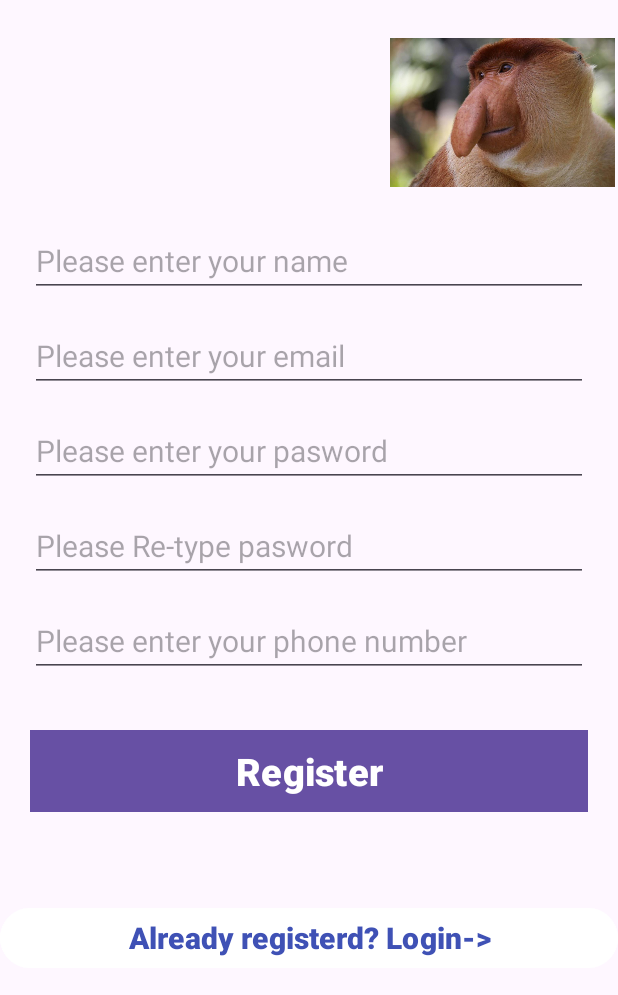
After one commit to omriMilgram/SchoolProjectApp, an Android app: the fragment RegisterFragment placed in its activity, on a phone screen of 412 x 824 dp. The commit adds this screen. Shown: the top 995 px of the screen. Run offline under Robolectric (Android 15) with nearby library versions, the phone set to English and light mode, and no system bars.

Commit message:
הכל עובד נודר 3

```diff
--- a/app/src/main/AndroidManifest.xml
+++ b/app/src/main/AndroidManifest.xml
@@ -12,6 +12,9 @@
         android:supportsRtl="true"
         android:theme="@style/Theme.MyApplication"
         tools:targetApi="31">
+        <activity
+            android:name=".Login"
+            android:exported="false" />
         <activity
             android:name=".RegistrationScreen"
             android:exported="false" />
--- /dev/null
+++ b/app/src/main/java/com/example/myapplication/Login.java
@@ -0,0 +1,44 @@
+package com.example.myapplication;
+
+import android.os.Bundle;
+
+import androidx.activity.EdgeToEdge;
+import androidx.appcompat.app.AppCompatActivity;
+import androidx.core.graphics.Insets;
+import androidx.core.view.ViewCompat;
+import androidx.core.view.WindowInsetsCompat;
+
+public class Login extends AppCompatActivity {
+
+    @Override
+    protected void onCreate(Bundle savedInstanceState) {
+        super.onCreate(savedInstanceState);
+
+        // Enable edge-to-edge experience to utilize full screen
+        EdgeToEdge.enable(this);
+
+        // Set the layout for the activity
+        setContentView(R.layout.activity_login);
+
+        // Handle window insets (system bars like status and navigation bars)
+        ViewCompat.setOnApplyWindowInsetsListener(findViewById(R.id.main), (v, insets) -> {
+            // Get the insets for system bars (status bar, navigation bar)
+            Insets systemBars = insets.getInsets(WindowInsetsCompat.Type.systemBars());
+
+            // Apply padding to the view to avoid overlap with system bars
+            v.setPadding(systemBars.left, systemBars.top, systemBars.right, systemBars.bottom);
+
+            // Return the insets to allow further handling if necessary
+            return insets;
+        });
+
+        // Check if this is the first time the activity is created
+        if (savedInstanceState == null) {
+
+            // Begin a fragment transaction to replace the fragment container with the LoginFragment
+            getSupportFragmentManager().beginTransaction()
+                    .replace(R.id.fragment_container, new LoginFragment())  // Replace with LoginFragment
+                    .commit();  // Commit the transaction to apply changes
+        }
+    }
+}
--- /dev/null
+++ b/app/src/main/java/com/example/myapplication/LoginFragment.java
@@ -0,0 +1,88 @@
+package com.example.myapplication;
+
+import android.os.Bundle;
+import android.view.LayoutInflater;
+import android.view.View;
+import android.view.ViewGroup;
+import android.widget.Button;
+import android.widget.EditText;
+import android.widget.Toast;
+
+import androidx.fragment.app.Fragment;
+import androidx.fragment.app.FragmentTransaction;
+
+public class LoginFragment extends Fragment {
+
+    // UI elements for the login screen
+    EditText etEmailAddress;  // EditText for the user's email address
+    EditText etPassword;      // EditText for the user's password
+    Button button;            // Button to submit login
+    Button btToRegister;      // Button to navigate to the registration screen
+    Button btBackToMain;      // Button to go back to the main screen
+    HelperDB helperDB;        // Database helper to interact with the database
+
+    public LoginFragment() {
+        // Required empty constructor for the fragment
+    }
+
+    @Override
+    public View onCreateView(LayoutInflater inflater, ViewGroup container, Bundle savedInstanceState) {
+        // Inflate the layout for this fragment
+        View view = inflater.inflate(R.layout.fragment_login, container, false);
+
+        // Initialize the HelperDB object to interact with the database
+        helperDB = new HelperDB(getContext());
+
+        // Find the UI components in the fragment layout
+        etEmailAddress = view.findViewById(R.id.etEmailAddress);  // Link to the email input field
+        etPassword = view.findViewById(R.id.etPassword);          // Link to the password input field
+        button = view.findViewById(R.id.button);                  // Link to the login button
+        btToRegister = view.findViewById(R.id.btToRegister);      // Link to the register button
+        btBackToMain = view.findViewById(R.id.btBackToMain);      // Link to the back to main button
+
+        // Register button click listener - navigate to RegisterFragment
+        btToRegister.setOnClickListener(new View.OnClickListener() {
+            @Override
+            public void onClick(View v) {
+                // Replace current fragment with RegisterFragment
+                RegisterFragment registerFragment = new RegisterFragment();
+                FragmentTransaction transaction = getParentFragmentManager().beginTransaction();
+                transaction.replace(R.id.fragment_container, registerFragment);
+                transaction.addToBackStack(null); // Allows user to navigate back
+                transaction.commit();
+            }
+        });
+
+        // Login button click listener - verify user credentials
+        button.setOnClickListener(new View.OnClickListener() {
+            @Override
+            public void onClick(View v) {
+                String emailLogin = etEmailAddress.getText().toString();  // Get entered email
+                String passwordLogin = etPassword.getText().toString();  // Get entered password
+
+                // Fetch user details from the database based on email
+                UserDetails user = helperDB.getUserByEmail(emailLogin);
+
+                // Check if user exists and password matches
+                if (user != null && user.getUserPwd().equals(passwordLogin)) {
+                    // Successful login
+                    Toast.makeText(getActivity(), "Login successful", Toast.LENGTH_SHORT).show();
+                    // Add additional code to start another Fragment or Activity if needed
+                } else {
+                    // Invalid credentials
+                    Toast.makeText(getActivity(), "Invalid credentials", Toast.LENGTH_SHORT).show();
+                }
+            }
+        });
+
+        // Back to main button click listener - close current activity and return to MainActivity
+        btBackToMain.setOnClickListener(new View.OnClickListener() {
+            @Override
+            public void onClick(View v) {
+                requireActivity().finish();  // Close the current activity and return to the main screen
+            }
+        });
+
+        return view;  // Return the inflated view for this fragment
+    }
+}
--- /dev/null
+++ b/app/src/main/java/com/example/myapplication/RegisterFragment.java
@@ -0,0 +1,84 @@
+package com.example.myapplication;
+
+import android.os.Bundle;
+import android.view.LayoutInflater;
+import android.view.View;
+import android.view.ViewGroup;
+import android.widget.Button;
+import android.widget.EditText;
+import androidx.fragment.app.Fragment;
+import androidx.fragment.app.FragmentTransaction;
+
+public class RegisterFragment extends Fragment {
+
+    // UI elements for the registration screen
+    EditText etUserName;          // EditText for the user's name
+    EditText etEmailAddress;      // EditText for the user's email address
+    EditText etPassword;          // EditText for the user's password
+    EditText etReTypePassword;    // EditText for re-typing the password
+    EditText etUserPhoneNumber;   // EditText for the user's phone number
+    Button button2;               // Button to submit registration
+    Button btToLogin;             // Button to navigate to the login screen
+
+    HelperDB helperDB;            // Database helper for interacting with the database
+
+    public RegisterFragment() {
+        // Required empty constructor for the fragment
+    }
+
+    @Override
+    public View onCreateView(LayoutInflater inflater, ViewGroup container, Bundle savedInstanceState) {
+        // Inflate the layout for this fragment
+        View view = inflater.inflate(R.layout.fragment_register, container, false);
+
+        // Initialize the HelperDB object for database operations
+        helperDB = new HelperDB(getContext());
+
+        // Initialize the UI components (Views)
+        etUserName = view.findViewById(R.id.etUserName);                // User's name input field
+        etEmailAddress = view.findViewById(R.id.etEmailAddress);        // User's email input field
+        etPassword = view.findViewById(R.id.etPassword);                // User's password input field
+        etReTypePassword = view.findViewById(R.id.etReTypePassword);    // Re-typing password input field
+        etUserPhoneNumber = view.findViewById(R.id.etUserPhoneNumber);  // User's phone number input field
+        button2 = view.findViewById(R.id.button2);                      // Register button
+        btToLogin = view.findViewById(R.id.btToLogin);                  // Button to navigate to login screen
+
+        // Register button click listener - save user to the database and navigate to login
+        button2.setOnClickListener(new View.OnClickListener() {
+            @Override
+            public void onClick(View v) {
+                String username = etUserName.getText().toString();          // Get entered username
+                String userPwd = etPassword.getText().toString();           // Get entered password
+                String userEmail = etEmailAddress.getText().toString();     // Get entered email address
+                String userPhone = etUserPhoneNumber.getText().toString();  // Get entered phone number
+
+                // Save the user information to the database
+                helperDB.insertUser(username, userEmail, userPwd, userPhone);
+
+                helperDB.fetchData();  // Display data in the log or update the UI
+
+                // After registration, navigate to the LoginFragment
+                LoginFragment loginFragment = new LoginFragment();
+                FragmentTransaction transaction = getParentFragmentManager().beginTransaction();
+                transaction.replace(R.id.fragment_container, loginFragment);
+                transaction.addToBackStack(null); // Allows going back
+                transaction.commit();
+            }
+        });
+
+        // Back to login button click listener - navigate to the LoginFragment
+        btToLogin.setOnClickListener(new View.OnClickListener() {
+            @Override
+            public void onClick(View v) {
+                // Navigate to the LoginFragment
+                LoginFragment loginFragment = new LoginFragment();
+                FragmentTransaction transaction = getParentFragmentManager().beginTransaction();
+                transaction.replace(R.id.fragment_container, loginFragment);
+                transaction.addToBackStack(null); // Allows going back
+                transaction.commit();
+            }
+        });
+
+        return view; // Return the inflated view for this fragment
+    }
+}
--- /dev/null
+++ b/app/src/main/res/layout/activity_login.xml
@@ -0,0 +1,20 @@
+<?xml version="1.0" encoding="utf-8"?>
+<androidx.constraintlayout.widget.ConstraintLayout xmlns:android="http://schemas.android.com/apk/res/android"
+    xmlns:app="http://schemas.android.com/apk/res-auto"
+    xmlns:tools="http://schemas.android.com/tools"
+    android:id="@+id/main"
+    android:layout_width="match_parent"
+    android:layout_height="match_parent"
+    tools:context=".Login">
+
+    <FrameLayout
+
+        xmlns:android="http://schemas.android.com/apk/res/android"
+
+        android:id="@+id/fragment_container"
+
+        android:layout_width="match_parent"
+
+        android:layout_height="match_parent"/>
+
+</androidx.constraintlayout.widget.ConstraintLayout>
--- /dev/null
+++ b/app/src/main/res/layout/fragment_register.xml
@@ -0,0 +1,106 @@
+<?xml version="1.0" encoding="utf-8"?>
+<LinearLayout xmlns:android="http://schemas.android.com/apk/res/android"
+    xmlns:app="http://schemas.android.com/apk/res-auto"
+    xmlns:tools="http://schemas.android.com/tools"
+    android:layout_width="match_parent"
+    android:layout_height="match_parent"
+    android:orientation="vertical"
+    tools:context=".RegistrationScreen">
+
+    <ImageView
+        android:id="@+id/ivMonkey"
+        android:layout_width="150dp"
+        android:layout_height="150dp"
+        android:layout_marginLeft="260dp"
+        android:src="@drawable/monkey" />
+
+    <EditText
+        android:id="@+id/etUserName"
+        android:layout_width="match_parent"
+        android:layout_height="wrap_content"
+        android:ems="10"
+        android:layout_gravity="center"
+        android:layout_marginRight="20dp"
+        android:layout_marginLeft="20dp"
+        android:layout_marginBottom="15dp"
+        android:inputType="text"
+        android:textSize="20dp"
+        android:hint="Please enter your name"
+        />
+
+    <EditText
+        android:id="@+id/etEmailAddress"
+        android:layout_width="match_parent"
+        android:layout_height="wrap_content"
+        android:ems="10"
+        android:layout_gravity="center"
+        android:layout_marginRight="20dp"
+        android:layout_marginLeft="20dp"
+        android:layout_marginBottom="15dp"
+        android:hint="Please enter your email"
+        android:textSize="20dp"
+        android:inputType="textEmailAddress" />
+
+    <EditText
+        android:id="@+id/etPassword"
+        android:layout_width="match_parent"
+        android:layout_height="wrap_content"
+        android:ems="10"
+        android:layout_gravity="center"
+        android:layout_marginRight="20dp"
+        android:layout_marginLeft="20dp"
+        android:hint="Please enter your pasword"
+        android:layout_marginBottom="15dp"
+        android:textSize="20dp"
+        android:inputType="textPassword" />
+
+    <EditText
+        android:id="@+id/etReTypePassword"
+        android:layout_width="match_parent"
+        android:layout_height="wrap_content"
+        android:textSize="20dp"
+        android:ems="10"
+        android:layout_gravity="center"
+        android:layout_marginRight="20dp"
+        android:layout_marginLeft="20dp"
+        android:hint="Please Re-type pasword"
+        android:layout_marginBottom="15dp"
+        android:inputType="textPassword" />
+
+    <EditText
+        android:id="@+id/etUserPhoneNumber"
+        android:layout_width="match_parent"
+        android:layout_height="wrap_content"
+        android:ems="10"
+        android:layout_gravity="center"
+        android:layout_marginRight="20dp"
+        android:layout_marginLeft="20dp"
+        android:hint="Please enter your phone number"
+        android:layout_marginBottom="15dp"
+        android:textSize="20dp"
+        android:inputType="phone" />
+
+    <Button
+        android:id="@+id/button2"
+        android:layout_width="match_parent"
+        android:layout_height="wrap_content"
+        android:layout_gravity="center"
+        android:layout_margin="20dp"
+        android:gravity="center"
+        android:textSize="25dp"
+        android:background="#6750A3"
+        android:textStyle="bold"
+        android:text="Register" />
+
+    <Button
+        android:id="@+id/btToLogin"
+        android:layout_width="match_parent"
+        android:layout_height="wrap_content"
+        android:text="Already registerd? Login->"
+        android:textColor="#3F51B5"
+        android:textSize="20dp"
+        android:textStyle="bold"
+        android:backgroundTint="@color/white"
+        android:layout_marginTop="40dp"
+        />
+</LinearLayout>
--- a/app/src/main/res/values/strings.xml
+++ b/app/src/main/res/values/strings.xml
@@ -1,3 +1,5 @@
 <resources>
     <string name="app_name">My Application</string>
+    <!-- TODO: Remove or change this placeholder text -->
+    <string name="hello_blank_fragment">Hello blank fragment</string>
 </resources>
```
Also changed, not shown: app/build.gradle.kts (+10 -6 lines), app/src/main/java/com/example/myapplication/HelperDB.java (+57 -27 lines), app/src/main/java/com/example/myapplication/MainActivity.java (+13 -12 lines), app/src/main/java/com/example/myapplication/UserDetails.java (+21 -13 lines), app/src/main/res/layout/fragment_login.xml (added, +76 -0 lines).
